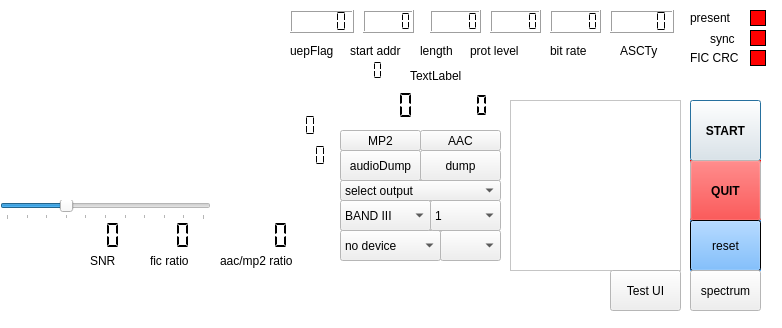
Qt form sdrgui.ui (AlbrechtL/sdr-j-dab) before a commit.
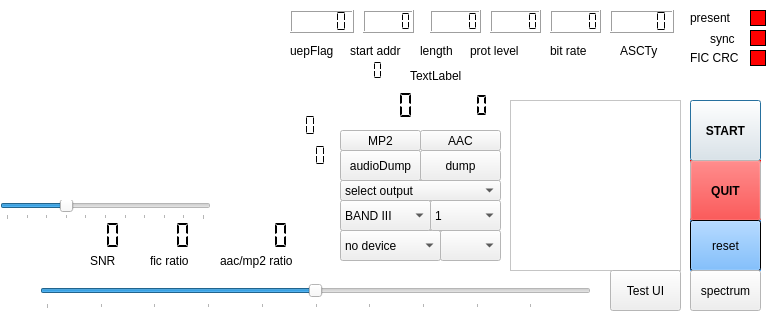
The same form after that commit. Custom widgets are drawn as their Qt base class.

Diff of the .ui file:
```diff
--- a/sdrgui.ui
+++ b/sdrgui.ui
@@ -1639,6 +1639,31 @@
     <string>Test UI</string>
    </property>
   </widget>
+  <widget class="QSlider" name="FineOffsetSlider">
+   <property name="geometry">
+    <rect>
+     <x>40</x>
+     <y>280</y>
+     <width>551</width>
+     <height>29</height>
+    </rect>
+   </property>
+   <property name="minimum">
+    <number>-499</number>
+   </property>
+   <property name="maximum">
+    <number>499</number>
+   </property>
+   <property name="orientation">
+    <enum>Qt::Horizontal</enum>
+   </property>
+   <property name="tickPosition">
+    <enum>QSlider::TicksBelow</enum>
+   </property>
+   <property name="tickInterval">
+    <number>100</number>
+   </property>
+  </widget>
  </widget>
  <layoutdefault spacing="6" margin="11"/>
  <pixmapfunction>qPixmapFromMimeSource</pixmapfunction>
```
